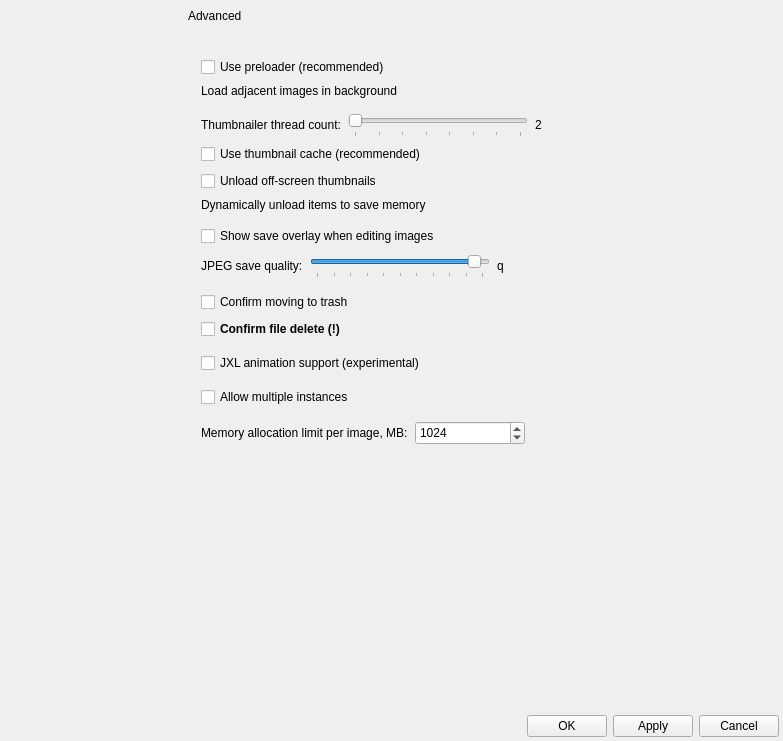
Qt form qimgv/gui/dialogs/settingsdialog.ui (hadoooooouken/qimgv-plus) before a commit.
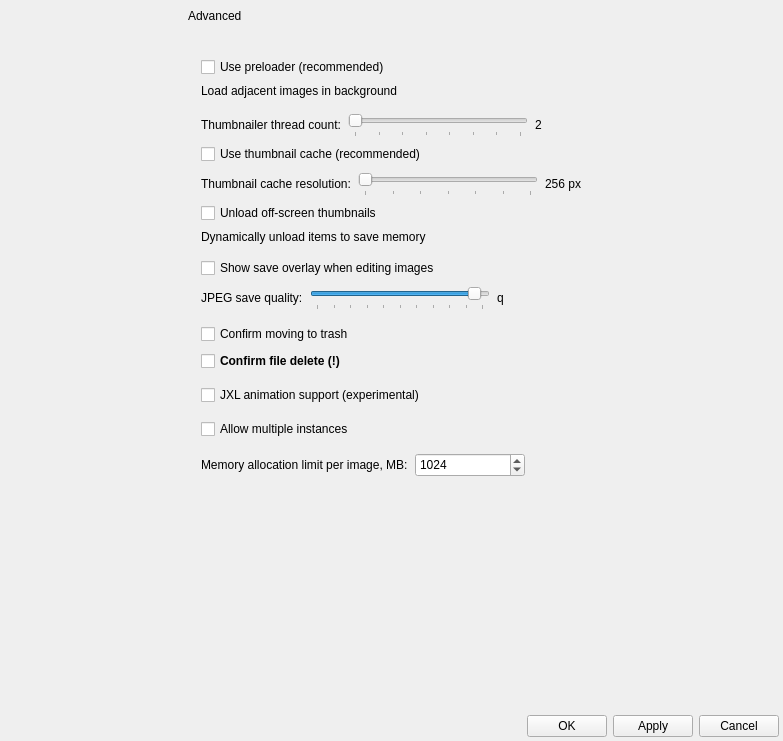
The same form after that commit. The open tabs and pages were chosen to show the change. Custom widgets are drawn as their Qt base class.

```diff
--- a/qimgv/gui/dialogs/settingsdialog.ui
+++ b/qimgv/gui/dialogs/settingsdialog.ui
@@ -4399,6 +4399,86 @@
                     </property>
                    </widget>
                   </item>
+                  <item>
+                   <layout class="QHBoxLayout" name="horizontalLayout_thumbRes">
+                    <property name="leftMargin">
+                     <number>0</number>
+                    </property>
+                    <property name="topMargin">
+                     <number>0</number>
+                    </property>
+                    <property name="rightMargin">
+                     <number>0</number>
+                    </property>
+                    <property name="bottomMargin">
+                     <number>0</number>
+                    </property>
+                    <item>
+                     <widget class="QLabel" name="thumbnailResolutionLabel">
+                      <property name="text">
+                       <string>Thumbnail cache resolution:</string>
+                      </property>
+                     </widget>
+                    </item>
+                    <item>
+                     <widget class="QSlider" name="thumbnailResolutionSlider">
+                      <property name="sizePolicy">
+                       <sizepolicy hsizetype="Fixed" vsizetype="Fixed">
+                        <horstretch>0</horstretch>
+                        <verstretch>0</verstretch>
+                       </sizepolicy>
+                      </property>
+                      <property name="minimumSize">
+                       <size>
+                        <width>180</width>
+                        <height>25</height>
+                       </size>
+                      </property>
+                      <property name="minimum">
+                       <number>128</number>
+                      </property>
+                      <property name="maximum">
+                       <number>512</number>
+                      </property>
+                      <property name="singleStep">
+                       <number>16</number>
+                      </property>
+                      <property name="pageStep">
+                       <number>16</number>
+                      </property>
+                      <property name="orientation">
+                       <enum>Qt::Horizontal</enum>
+                      </property>
+                      <property name="tickPosition">
+                       <enum>QSlider::TicksBelow</enum>
+                      </property>
+                      <property name="tickInterval">
+                       <number>64</number>
+                      </property>
+                     </widget>
+                    </item>
+                    <item>
+                     <widget class="QLabel" name="thumbnailResolutionValueLabel">
+                      <property name="text">
+                       <string>256 px</string>
+                      </property>
+                     </widget>
+                    </item>
+                    <item>
+                     <spacer name="horizontalSpacer_thumbRes">
+                      <property name="orientation">
+                       <enum>Qt::Horizontal</enum>
+                      </property>
+                      <property name="sizeHint" stdset="0">
+                       <size>
+                        <width>40</width>
+                        <height>20</height>
+                       </size>
+                      </property>
+                     </spacer>
+                    </item>
+                   </layout>
+                  </item>
                   <item>
                    <widget class="QCheckBox" name="unloadThumbsCheckBox">
                     <property name="text">
```
Left out of the diff: 2 changed lines with no effect on the pictures.
